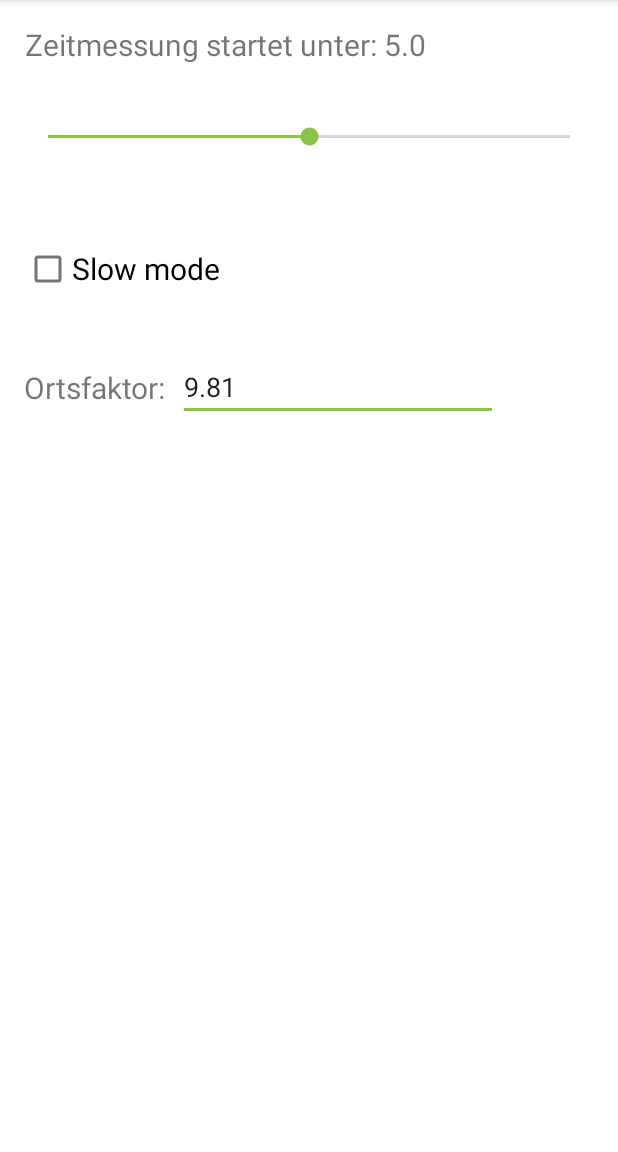
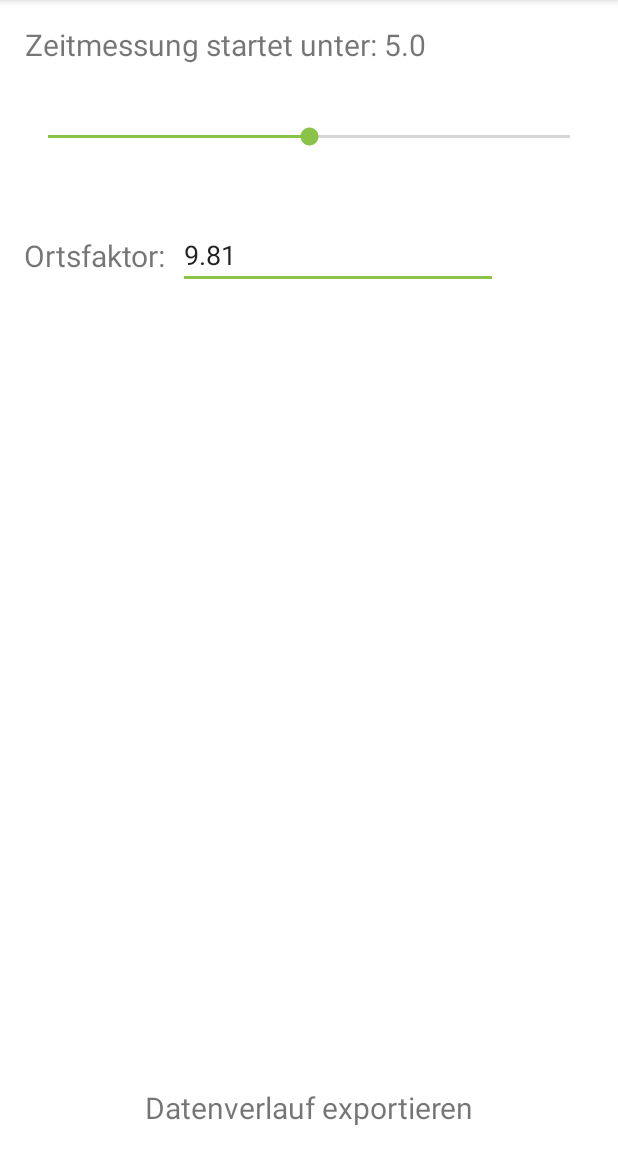
Before and after one commit to hannesDiedrichsen/android_sensor_app, an Android app: the screen it shows after launch (SettingsActivity), in the options menu, after a tap on "Einstellungen", on a phone screen of 412 x 824 dp, the part 84-1236 px from its top. Run offline under Robolectric (Android 15) with nearby library versions, the phone set to English and light mode, and no system bars.

Commit message:
Add option to export data

```diff
--- a/app/src/main/java/de/diedrichsen/superapps/sensoren/MainActivity.kt
+++ b/app/src/main/java/de/diedrichsen/superapps/sensoren/MainActivity.kt
@@ -114,7 +114,7 @@ class MainActivity : AppCompatActivity(), SensorEventListener {
     private var onStartUp: Boolean = true
     private var sensitivity: Float = 5F
     private var gAcc: Float = 9.81F
-    var slow_mode = false
+
 
 
     @SuppressLint("SetTextI18n")
@@ -125,6 +125,7 @@ class MainActivity : AppCompatActivity(), SensorEventListener {
         zacc = event.values[2]
         xyzAcc = xacc * xacc + yacc * yacc + zacc * zacc
         xyzAcc = xyzAcc.toDouble().pow(0.5).toFloat()
+
 
 
 
@@ -166,7 +167,7 @@ class MainActivity : AppCompatActivity(), SensorEventListener {
         file.close()
     }
 
-    private fun content(file: String): String {
+    fun content(file: String): String {
         var t: String
         try {
             val file: FileInputStream = openFileInput(file)
--- a/app/src/main/java/de/diedrichsen/superapps/sensoren/SettingsActivity.java
+++ b/app/src/main/java/de/diedrichsen/superapps/sensoren/SettingsActivity.java
@@ -2,13 +2,13 @@ package de.diedrichsen.superapps.sensoren;
 
 import android.annotation.SuppressLint;
 import android.content.Context;
+import android.content.Intent;
 import android.content.SharedPreferences;
 import android.os.Bundle;
 import android.text.Editable;
 import android.text.TextWatcher;
 import android.view.MenuItem;
-import android.widget.CheckBox;
-import android.widget.CompoundButton;
+import android.view.View;
 import android.widget.EditText;
 import android.widget.SeekBar;
 import android.widget.SeekBar.OnSeekBarChangeListener;
@@ -34,8 +34,8 @@ public class SettingsActivity extends AppCompatActivity {
         setContentView(R.layout.activity_settings);
         SeekBar seekBar = findViewById(R.id.settingsSeekbar);
         final TextView sView = findViewById(R.id.settingsView);
-        final CheckBox checkBox = findViewById(R.id.checkBox);
         final EditText gAcc = findViewById(R.id.settings_gAcc);
+        final TextView exportData = findViewById(R.id.export_data);
 
         // Initialisieren der App Bar und Aktivieren des Up-Buttons
         ActionBar actionBar = getSupportActionBar();
@@ -50,13 +50,7 @@ public class SettingsActivity extends AppCompatActivity {
         seekBar.setProgress((int) (sStorage.getFloat("sensi", 5F) * 10));
         gAcc.setText(String.valueOf(sStorage.getFloat("gAcc", 9.81F)));
 
-        checkBox.setOnCheckedChangeListener(new CompoundButton.OnCheckedChangeListener() {
-            @Override
-            public void onCheckedChanged(CompoundButton compoundButton, boolean b) {
-                sEditor.putBoolean("slow_mode", b);
-                sEditor.apply();
-            }
-        });
+
 
 
         seekBar.setOnSeekBarChangeListener(new OnSeekBarChangeListener() {
@@ -101,6 +95,16 @@ public class SettingsActivity extends AppCompatActivity {
 
     }
 
+    public void onClick(View view) {
+        Intent shareIntent = new Intent();
+        shareIntent.setAction(Intent.ACTION_SEND);
+        shareIntent.putExtra(Intent.EXTRA_STREAM, ((MainActivity) getApplicationContext()).content("data.txt"));
+        shareIntent.setType("text/*");
+        startActivity(Intent.createChooser(shareIntent, getResources().getText(R.string.send_to)));
+
+
+    }
+
 
     @Override
     public boolean onOptionsItemSelected(@NotNull MenuItem item) {
--- a/app/src/main/res/layout/activity_settings.xml
+++ b/app/src/main/res/layout/activity_settings.xml
@@ -4,7 +4,10 @@
     xmlns:tools="http://schemas.android.com/tools"
     android:id="@+id/gAcc"
     android:layout_width="match_parent"
-    android:layout_height="match_parent">
+    android:layout_height="match_parent"
+    android:clickable="true"
+    android:contextClickable="true"
+    android:onClick="onClick">
 
     <SeekBar
         android:id="@+id/settingsSeekbar"
@@ -30,17 +33,6 @@
         app:layout_constraintStart_toStartOf="parent"
         app:layout_constraintTop_toTopOf="parent" />
 
-    <CheckBox
-        android:id="@+id/checkBox"
-        android:layout_width="wrap_content"
-        android:layout_height="wrap_content"
-        android:layout_marginStart="16dp"
-        android:layout_marginTop="32dp"
-        android:text="@string/settings_slow_mode_checkbox"
-        android:textSize="20sp"
-        app:layout_constraintStart_toStartOf="parent"
-        app:layout_constraintTop_toBottomOf="@+id/settingsSeekbar" />
-
     <TextView
         android:id="@+id/textView2"
         android:layout_width="wrap_content"
@@ -57,14 +49,25 @@
         android:layout_width="wrap_content"
         android:layout_height="wrap_content"
         android:layout_marginStart="8dp"
-        android:layout_marginTop="32dp"
+        android:layout_marginTop="24dp"
         android:autofillHints=""
         android:ems="10"
         android:hint="@string/settings_gAcc_hint"
         android:inputType="numberSigned|numberDecimal|number"
         android:maxLength="6"
         app:layout_constraintStart_toEndOf="@+id/textView2"
-        app:layout_constraintTop_toBottomOf="@+id/checkBox"
+        app:layout_constraintTop_toBottomOf="@+id/settingsSeekbar"
         tools:inputType="numberSigned" />
 
+    <TextView
+        android:id="@+id/export_data"
+        android:layout_width="wrap_content"
+        android:layout_height="wrap_content"
+        android:layout_marginBottom="16dp"
+        android:text="@string/export_data"
+        android:textSize="20sp"
+        app:layout_constraintBottom_toBottomOf="parent"
+        app:layout_constraintEnd_toEndOf="parent"
+        app:layout_constraintStart_toStartOf="parent" />
+
 </androidx.constraintlayout.widget.ConstraintLayout>
--- a/app/src/main/res/values/strings.xml
+++ b/app/src/main/res/values/strings.xml
@@ -17,4 +17,6 @@
     <string name="settings_gAccText">Ortsfaktor:</string>
     <string name="settings_gAcc_hint">z.B. 9.81</string>
     <string name="message_afterDeleteHistory">GELÖSCHT</string>
+    <string name="send_to">someone</string>
+    <string name="export_data">Datenverlauf exportieren</string>
 </resources>
```
